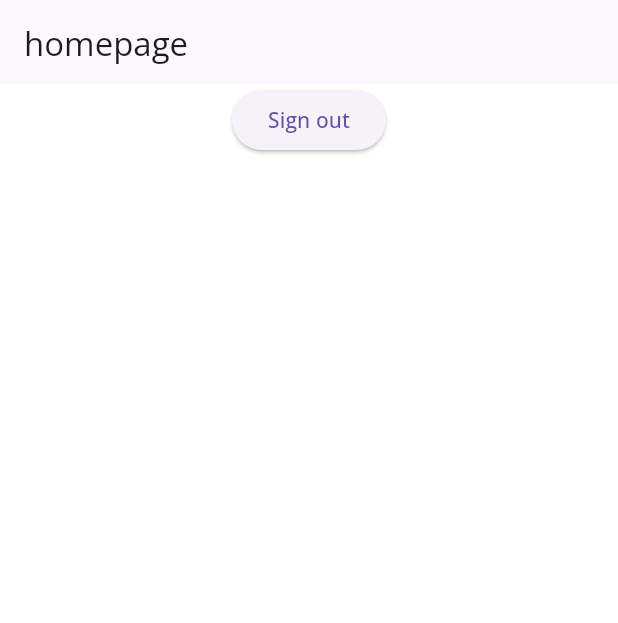
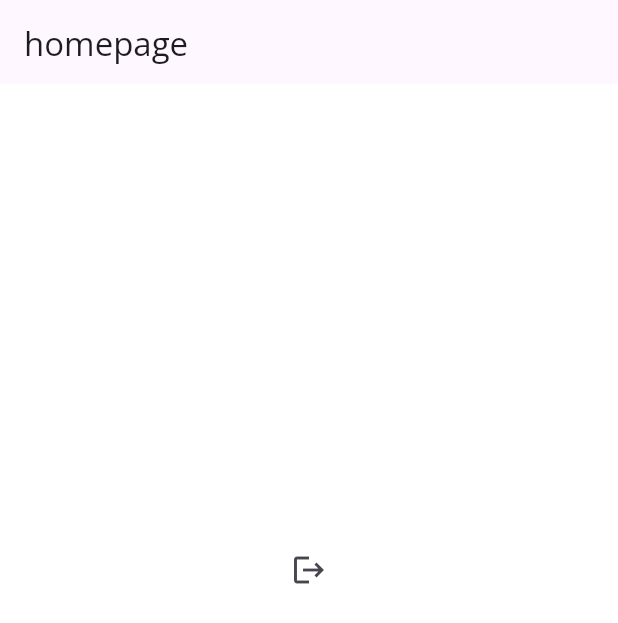
Before and after one commit to beem9/connect_app, a Flutter app: the HomePage screen opened by its route, on a phone screen of 412 x 824 dp. Shown: the top 623 px of the screen. Run offline on Flutter 3.47's test engine with Material 3 defaults, Android fonts, the phone set to English and light mode, and no system bars; our stand-ins replace cloud_firestore, firebase_auth, firebase_core, flutter_riverpod, go_router, google_fonts and 1 more; accounts and stored records are empty; generated files the repository leaves out were written again.

Commit message:
adding more

```diff
--- a/lib/app/features/auth/views/homepage.dart
+++ b/lib/app/features/auth/views/homepage.dart
@@ -15,13 +15,17 @@ class HomePage extends ConsumerWidget {
         title: Text('homepage'),
       ),
       body: Column(children: [
+        SizedBox(
+          height: 300,
+        ),
         Center(
-            child: ElevatedButton(
-                onPressed: () {
-                  authProvider.signOut();
-                  context.goNamed(MyNamedRoutes.login);
-                },
-                child: Text('Sign out')))
+            child: IconButton(
+          icon: Icon(Icons.logout),
+          onPressed: () {
+            authProvider.signOut();
+            context.goNamed(MyNamedRoutes.login);
+          },
+        ))
       ]),
     );
   }
```
